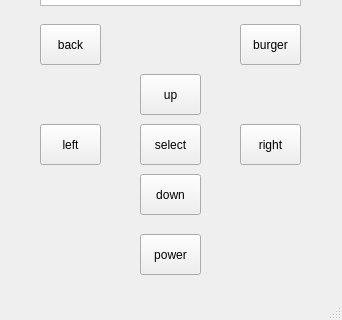
Qt form COMP3004Project/mainwindow.ui (IanBechard/3004final) before a commit; both pictures show x 0 to 342 and y 223 to 543 of the 342 by 543 pixel window.
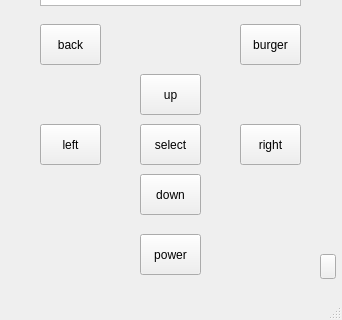
The same form after that commit.

Commit message: left and right buttons influence PowerLevel, added button to simulate electrodes being connected, battery now decreases based on powerlevel

What changed in the file:
```diff
--- a/COMP3004Project/mainwindow.ui
+++ b/COMP3004Project/mainwindow.ui
@@ -178,6 +178,19 @@
      <string>Main Menu</string>
     </property>
    </widget>
+   <widget class="QPushButton" name="electrodesConnected">
+    <property name="geometry">
+     <rect>
+      <x>320</x>
+      <y>460</y>
+      <width>16</width>
+      <height>25</height>
+     </rect>
+    </property>
+    <property name="text">
+     <string/>
+    </property>
+   </widget>
   </widget>
   <widget class="QMenuBar" name="menuBar">
    <property name="geometry">
```
The commit also changes 5 other files.
